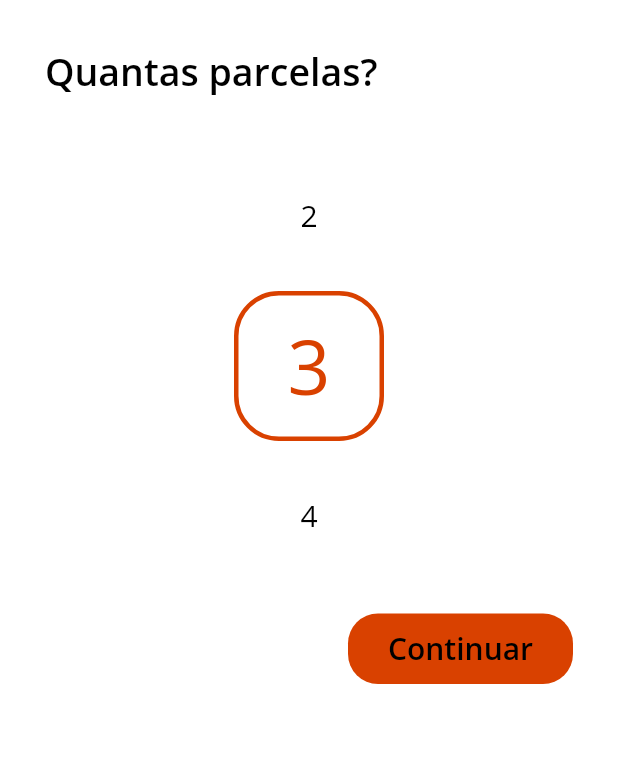
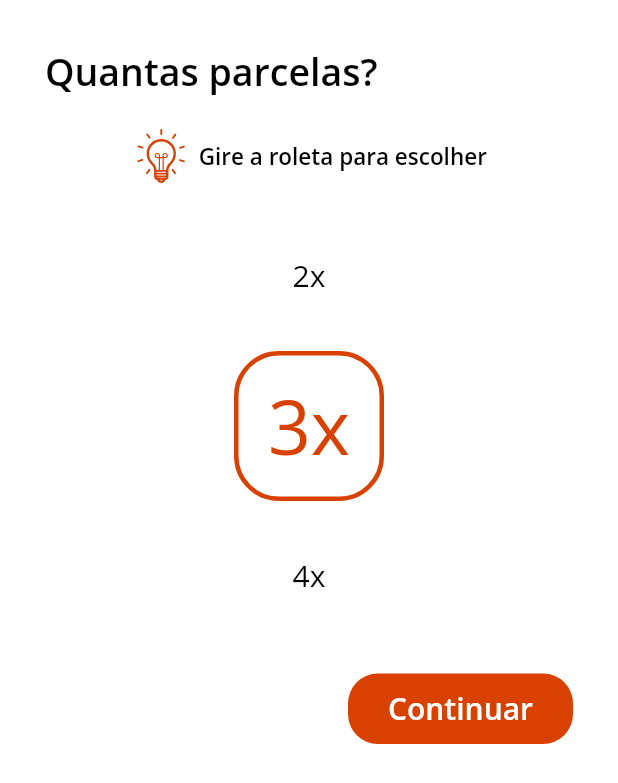
Before and after one commit to matheusgalvao1/btvcred, a Flutter app: the Months screen opened directly, after a tap on "Continuar", on a phone screen of 412 x 824 dp. Shown: the top 783 px of the screen. Run offline on Flutter 3.47's test engine with Material 2 defaults, Android fonts, the phone set to English and light mode, and no system bars; drawn by our look-alikes of numberpicker; our stand-ins replace firebase_remote_config, flushbar, flutter_svg, google_fonts, percent_indicator; missing offline and left inert: bloc_pattern, flare_splash_screen, one_context; accounts and stored records are empty.

Commit message:
:sparkles: Icons

```diff
--- a/lib/bloc/simulator.dart
+++ b/lib/bloc/simulator.dart
@@ -11,7 +11,7 @@ class BlocSimulator extends BlocBase {
       //
       cPage = 0;
 
-  double percent = 0;
+  double percent = 0.25;
 
   ModelUser user = ModelUser();
 
--- a/lib/components/ButtonOutlined.dart
+++ b/lib/components/ButtonOutlined.dart
@@ -36,6 +36,7 @@ class ButtonOutlined extends StatelessWidget {
                     textAlign: TextAlign.center,
                     style: Theme.of(context).textTheme.headline1.copyWith(
                           fontWeight: FontWeight.w600,
+                          color: Colors.white,
                         ),
                   )
                 : null),
--- a/lib/components/button.dart
+++ b/lib/components/button.dart
@@ -33,6 +33,7 @@ class MyButton extends StatelessWidget {
                     textAlign: TextAlign.center,
                     style: Theme.of(context).textTheme.headline1.copyWith(
                           fontWeight: FontWeight.w600,
+                          color: Colors.white,
                         ),
                   )
                 : null),
--- a/lib/view/amount/main.dart
+++ b/lib/view/amount/main.dart
@@ -15,6 +15,7 @@ class Amount extends StatelessWidget {
   Widget build(BuildContext context) {
     return Scaffold(
       body: ListView(
+        physics: BouncingScrollPhysics(),
         padding: EdgeInsets.only(
           top: MediaQuery.of(context).size.height * .25,
           left: 30,
@@ -38,6 +39,10 @@ class Amount extends StatelessWidget {
               MyButton(
                 text: "Continuar",
                 width: 150,
+                onTap: () {
+                  //
+                  bloc.nextPage();
+                },
               ),
             ],
           ),
--- a/lib/view/home/main.dart
+++ b/lib/view/home/main.dart
@@ -40,9 +40,10 @@ class Home extends StatelessWidget {
           floatingActionButtonLocation: FloatingActionButtonLocation.startFloat,
           body: PageView(
             controller: bloc.pageController,
+            physics: NeverScrollableScrollPhysics(),
             scrollBehavior: CupertinoScrollBehavior(),
             children: [
-              Type(),
+              Type(bloc),
               Amount(bloc),
               Months(),
               Result(),
--- a/lib/view/months/Picker.dart
+++ b/lib/view/months/Picker.dart
@@ -10,7 +10,6 @@ class _PickerState extends State<Picker> {
 
   @override
   Widget build(BuildContext context) {
-
     return Column(
       children: [
         Container(
@@ -18,6 +17,7 @@ class _PickerState extends State<Picker> {
           child: NumberPicker(
             minValue: 1,
             maxValue: 10,
+            textMapper: (_currentValue) => ('$_currentValue'+ 'x'),
             step: 1,
             value: _currentValue,
             itemHeight: 100,
@@ -45,7 +45,10 @@ class _PickerState extends State<Picker> {
             MyButton(
               text: 'Continuar',
               width: 150,
-                onTap: () => blocSimulator.setMonths(_currentValue),
+              onTap: () {
+                blocSimulator.setMonths(_currentValue);
+                blocSimulator.nextPage();
+              },
             ),
           ],
         ),
--- a/lib/view/months/main.dart
+++ b/lib/view/months/main.dart
@@ -1,5 +1,6 @@
 import 'package:flutter/material.dart';
 
+import 'package:flutter_svg/flutter_svg.dart';
 import 'package:numberpicker/numberpicker.dart';
 
 import '../../components/Button.dart';
@@ -29,7 +30,26 @@ class Months extends StatelessWidget {
                 ),
               ],
             ),
-            SizedBox(height: 30),
+            SizedBox(height: 20),
+            Row(
+              mainAxisAlignment: MainAxisAlignment.center,
+              children: [
+                SvgPicture.asset(
+                  'lib/assets/icons/lightbulb.svg',
+                  color: Theme.of(context).colorScheme.primary,
+                  height: 40,
+                ),
+                SizedBox(width: 5),
+                Text(
+                  'Gire a roleta para escolher',
+                  style: Theme.of(context).textTheme.headline1.copyWith(
+                        fontWeight: FontWeight.w600,
+                        fontSize: 15,
+                      ),
+                ),
+              ],
+            ),
+            SizedBox(height: 10),
             Picker(),
           ],
         ),
--- a/lib/view/type/Modal.dart
+++ b/lib/view/type/Modal.dart
@@ -28,6 +28,7 @@ class Modal {
                   'Tipo de Funcionário',
                   style: Theme.of(context).textTheme.headline1.copyWith(
                         fontWeight: FontWeight.w600,
+                        color: Colors.white,
                       ),
                 ),
                 SizedBox(height: 10),
--- a/pubspec.yaml
+++ b/pubspec.yaml
@@ -35,6 +35,7 @@ flutter:
   assets:
   - lib/assets/
   - lib/assets/animations/
+  - lib/assets/icons/
   - lib/assets/images/
 
 flutter_icons:
```
Also changed, not shown: lib/view/home/Indicator.dart (+8 -1 lines), lib/view/type/main.dart (+5 -3 lines), lib/assets/icons/cash1.svg (added), lib/assets/icons/lightbulb.svg (added). Lines whose indentation alone changed are shown as unchanged.
